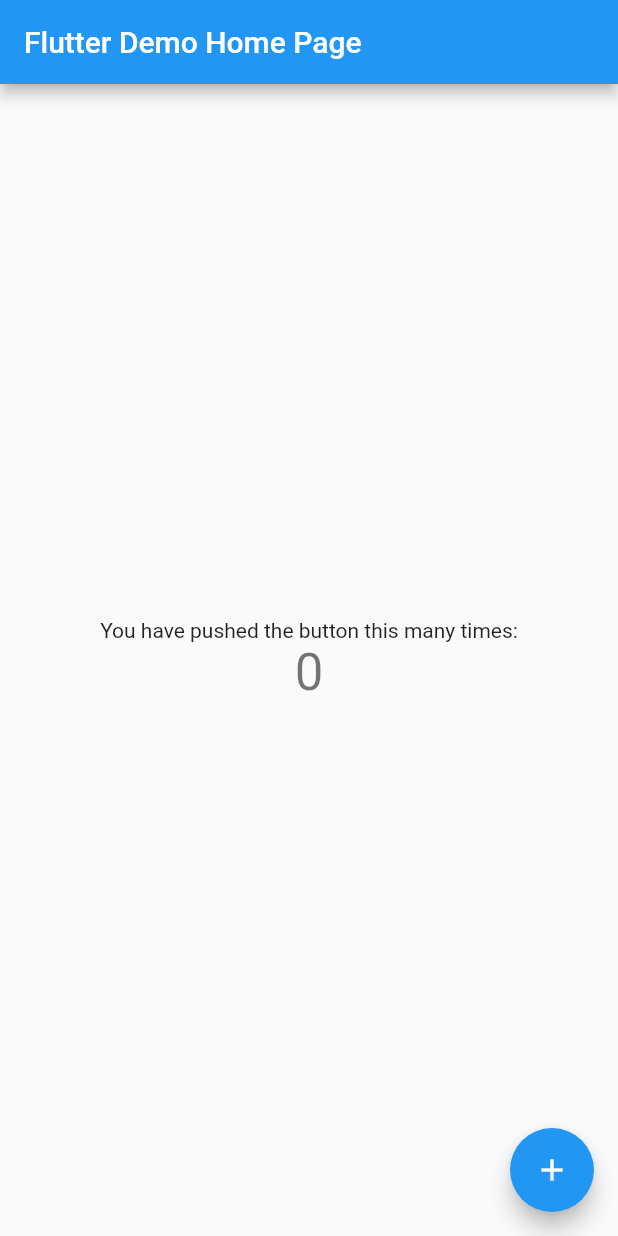
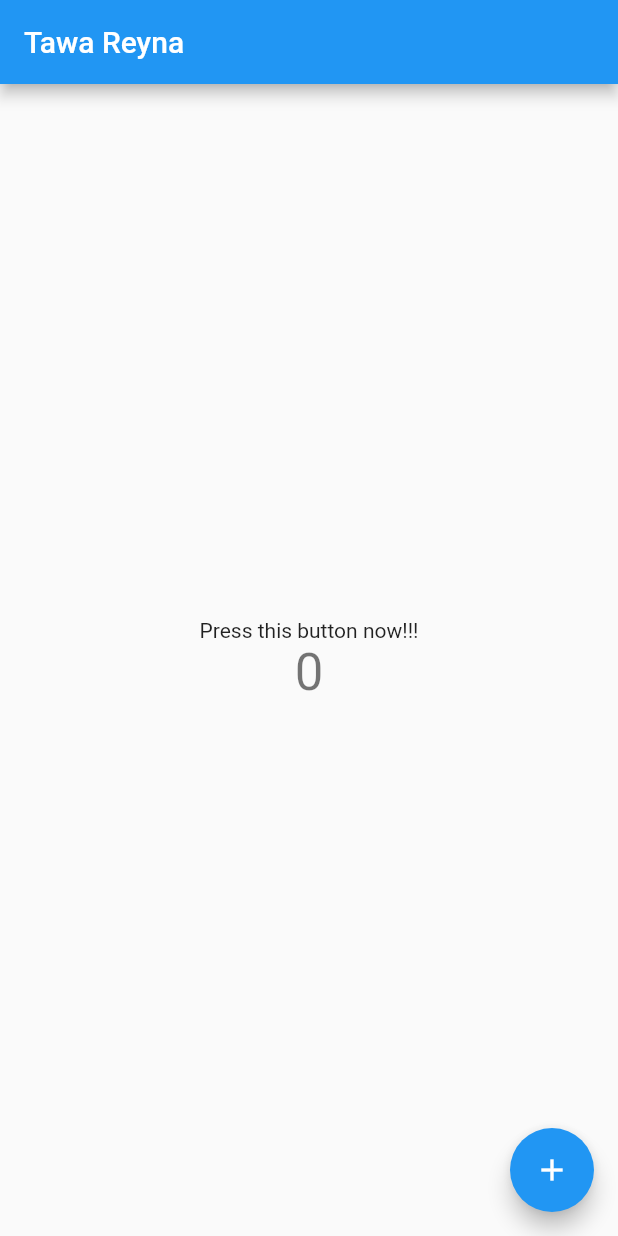
Before and after one commit to Tawataka/TKS, a Flutter app: the screen it shows after launch, on a phone screen of 412 x 824 dp. Run offline on Flutter 3.47's test engine with Material 2 defaults, Android fonts, the phone set to English and light mode, and no system bars.

Commit message:
first commit

```diff
--- a/lib/main.dart
+++ b/lib/main.dart
@@ -22,7 +22,7 @@ class MyApp extends StatelessWidget {
         // is not restarted.
         primarySwatch: Colors.blue,
       ),
-      home: MyHomePage(title: 'Flutter Demo Home Page'),
+      home: MyHomePage(title: 'Tawa Reyna'),
     );
   }
 }
@@ -94,7 +94,7 @@ class _MyHomePageState extends State<MyHomePage> {
           mainAxisAlignment: MainAxisAlignment.center,
           children: <Widget>[
             Text(
-              'You have pushed the button this many times:',
+              'Press this button now!!!',
             ),
             Text(
               '$_counter',
```
